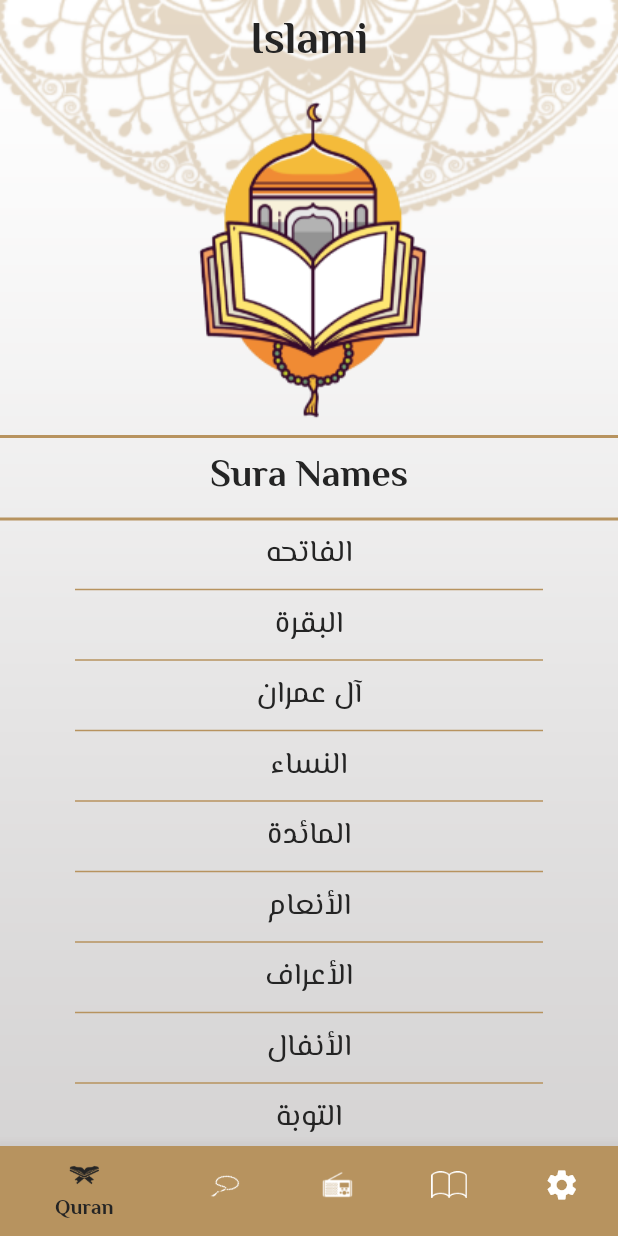
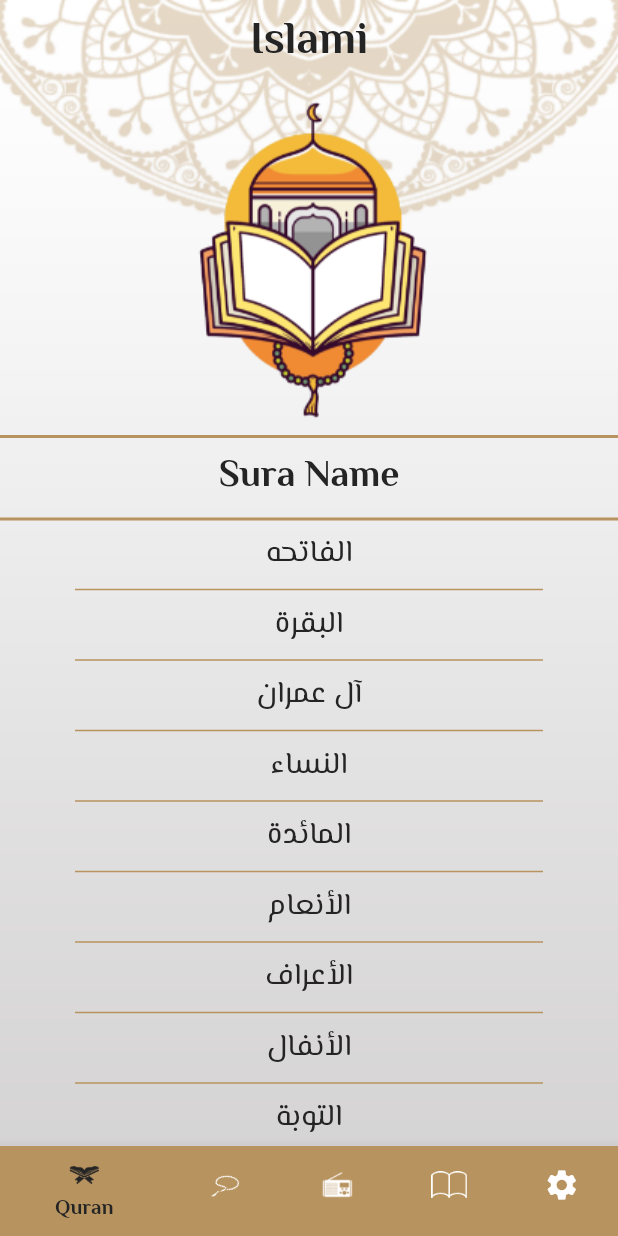
Before and after one commit to mohamedhamouda7897/islami_c9_monday, a Flutter app: the screen it shows after launch, on a phone screen of 412 x 824 dp. Run offline on Flutter 3.47's test engine with Material 2 defaults, Android fonts, the phone set to English and light mode, and no system bars; our stand-ins replace google_fonts; generated files the repository leaves out were written again.

```diff
--- /dev/null
+++ b/l10n.yaml
@@ -0,0 +1,3 @@
+arb-dir: lib/l10n
+template-arb-file: app_en.arb
+output-localization-file: app_localizations.dart
--- a/lib/home.dart
+++ b/lib/home.dart
@@ -1,11 +1,11 @@
 import 'package:flutter/material.dart';
+import 'package:flutter_gen/gen_l10n/app_localizations.dart';
 import 'package:islami_c9_mon/my_theme_data.dart';
 import 'package:islami_c9_mon/tabs/ahadeth.dart';
 import 'package:islami_c9_mon/tabs/quran.dart';
 import 'package:islami_c9_mon/tabs/radio.dart';
 import 'package:islami_c9_mon/tabs/sebha.dart';
 import 'package:islami_c9_mon/tabs/settings.dart';
-
 class HomeScreen extends StatefulWidget {
   static const String routeName = "Homee";
 
@@ -28,7 +28,7 @@ class _HomeScreenState extends State<HomeScreen> {
         Scaffold(
           appBar: AppBar(
             title: Text(
-              "Islami",
+              AppLocalizations.of(context)!.appTitle,
               style: Theme.of(context).textTheme.bodyLarge,
             ),
           ),
--- /dev/null
+++ b/lib/l10n/app_ar.arb
@@ -0,0 +1,5 @@
+{
+  "appTitle": "إسلامي",
+  "suraName": "اسم السورة",
+  "ahadeth": "الاحاديث"
+}
--- /dev/null
+++ b/lib/l10n/app_en.arb
@@ -0,0 +1,5 @@
+{
+  "appTitle": "Islami",
+  "suraName": "Sura Name",
+  "ahadeth": "Ahadeth"
+}
--- a/lib/main.dart
+++ b/lib/main.dart
@@ -1,4 +1,5 @@
 import 'package:flutter/material.dart';
+import 'package:flutter_gen/gen_l10n/app_localizations.dart';
 import 'package:islami_c9_mon/hadeth_details.dart';
 import 'package:islami_c9_mon/home.dart';
 import 'package:islami_c9_mon/my_theme_data.dart';
@@ -15,6 +16,9 @@ class MyApp extends StatelessWidget {
   @override
   Widget build(BuildContext context) {
     return MaterialApp(
+      localizationsDelegates: AppLocalizations.localizationsDelegates,
+      supportedLocales: AppLocalizations.supportedLocales,
+      locale: Locale("en"),
       initialRoute: HomeScreen.routeName,
       routes: {
         HomeScreen.routeName: (context) => HomeScreen(),
--- a/lib/tabs/ahadeth.dart
+++ b/lib/tabs/ahadeth.dart
@@ -1,5 +1,6 @@
 import 'package:flutter/material.dart';
 import 'package:flutter/services.dart';
+import 'package:flutter_gen/gen_l10n/app_localizations.dart';
 import 'package:islami_c9_mon/hadeth_details.dart';
 import 'package:islami_c9_mon/hadeth_model.dart';
 import 'package:islami_c9_mon/my_theme_data.dart';
@@ -23,7 +24,7 @@ class _AhadethTabState extends State<AhadethTab> {
           color: MyThemeData.primary,
         ),
         Text(
-          "Ahadeth",
+          AppLocalizations.of(context)!.ahadeth,
         ),
         Divider(
           thickness: 3,
--- a/lib/tabs/quran.dart
+++ b/lib/tabs/quran.dart
@@ -2,6 +2,7 @@ import 'package:flutter/material.dart';
 import 'package:islami_c9_mon/my_theme_data.dart';
 import 'package:islami_c9_mon/sura_details.dart';
 import 'package:islami_c9_mon/sura_model.dart';
+import 'package:flutter_gen/gen_l10n/app_localizations.dart';
 
 class QuranTab extends StatelessWidget {
   List<String> suraNames = [
@@ -127,12 +128,12 @@ class QuranTab extends StatelessWidget {
       child: Column(
         children: [
           Image.asset("assets/images/top_bg.png"),
-          Divider(
+          const Divider(
             thickness: 2,
             color: MyThemeData.primary,
           ),
           Text(
-            "Sura Names",
+            AppLocalizations.of(context)!.suraName,
             style: Theme.of(context).textTheme.bodyMedium,
           ),
           Divider(
--- a/pubspec.yaml
+++ b/pubspec.yaml
@@ -36,7 +36,9 @@ dependencies:
   # Use with the CupertinoIcons class for iOS style icons.
   cupertino_icons: ^1.0.2
   google_fonts: ^5.1.0
-
+  flutter_localizations:
+    sdk: flutter
+  intl: ^0.18.1
 dev_dependencies:
   flutter_test:
     sdk: flutter
@@ -53,7 +55,7 @@ dev_dependencies:
 
 # The following section is specific to Flutter packages.
 flutter:
-
+  generate: true # Add this line
   # The following line ensures that the Material Icons font is
   # included with your application, so that you can use the icons in
   # the material Icons class.
```
Also changed, not shown: pubspec.lock.
